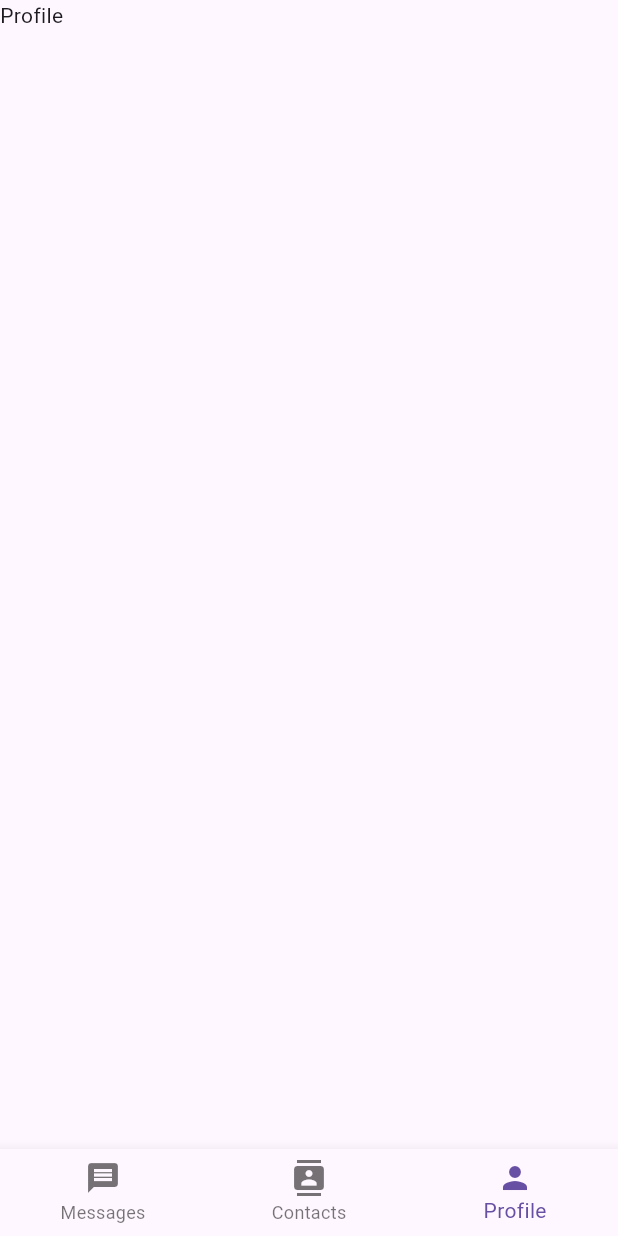
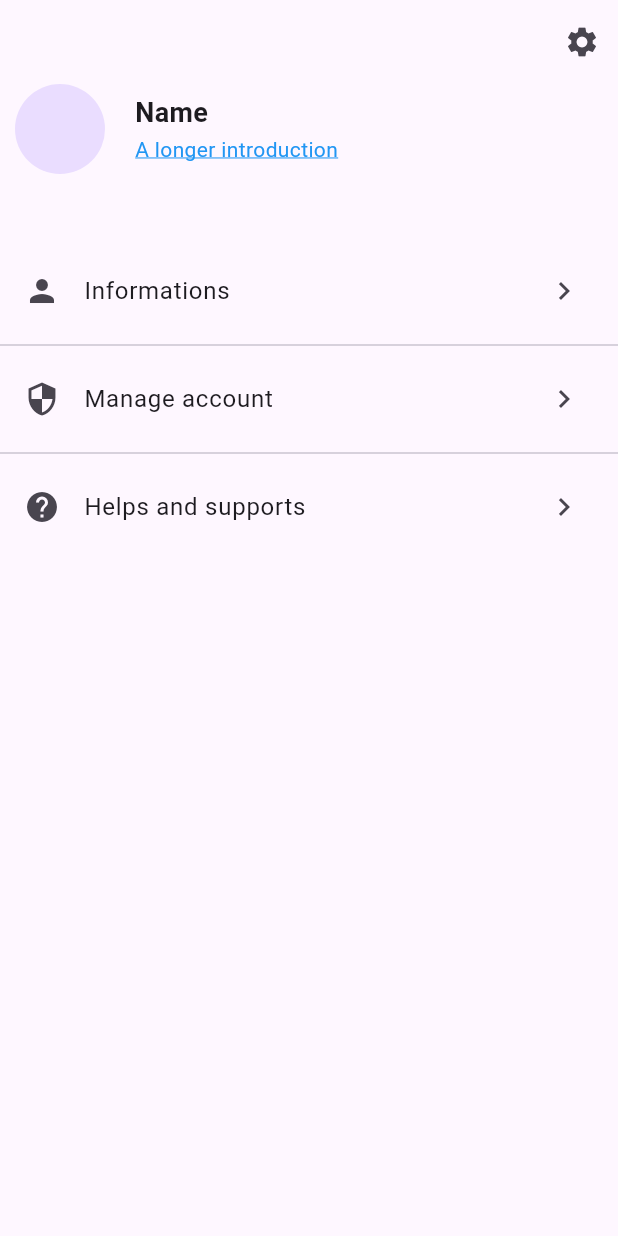
Before and after one commit to GaryXian/Flutter-Real-time-Messaging-and-Video-calls-Application, a Flutter app: the ProfileScreen screen opened by its route, on a phone screen of 412 x 824 dp. Run offline on Flutter 3.47's test engine with Material 3 defaults, Android fonts, the phone set to English and light mode, and no system bars.

Commit message:
some ui and functions added

```diff
--- a/lib/Screens/contacts_screen.dart
+++ /dev/null
@@ -1,45 +0,0 @@
-import 'package:flutter/material.dart';
-import 'package:realtime_message_and_video_call_application/Screens/profile_screen.dart';
-
-class ContactsScreen extends StatefulWidget {
-  const ContactsScreen({super.key});
-
-  @override
-  State<ContactsScreen> createState() => _ContactsScreenState();
-}
-
-class _ContactsScreenState extends State<ContactsScreen> {
-  @override
-  Widget build(BuildContext context) {
-    return Scaffold(
-      appBar: AppBar(
-        title: Text('Contacts'),
-        automaticallyImplyLeading: false,
-      ),
-
-      body: SingleChildScrollView(
-        child: Column(
-          children: [
-            Text('Contacts')
-          ],
-        ),
-      ),
-
-      bottomNavigationBar: BottomNavigationBar(
-        currentIndex: 1,
-        onTap: (idx) async {
-          if (idx == 0) {
-            Navigator.popUntil(context, ModalRoute.withName('/'));
-          } else if (idx == 2) {
-            Navigator.pushNamed(context, '/profile');
-          }
-        },
-        items: [
-          BottomNavigationBarItem(icon: Icon(Icons.message), label: 'Messages'),
-          BottomNavigationBarItem(icon: Icon(Icons.contacts), label: 'Contacts'),
-          BottomNavigationBarItem(icon: Icon(Icons.person), label: 'Profile'),
-        ],
-      ),
-    );
-  }
-}
--- a/lib/Screens/home_screen.dart
+++ /dev/null
@@ -1,40 +0,0 @@
-import 'package:flutter/material.dart';
-import 'package:realtime_message_and_video_call_application/Screens/contacts_screen.dart';
-import 'package:realtime_message_and_video_call_application/Screens/profile_screen.dart';
-
-class HomePage extends StatefulWidget {
-  const HomePage({super.key});
-
-  @override
-  State<HomePage> createState() => _HomePageState();
-}
-
-class _HomePageState extends State<HomePage> {
-  int index = 0;
-
-  @override
-  Widget build(BuildContext context) {
-    return Scaffold(
-      appBar: AppBar(title: Text('Messages'),),
-
-      body: ListView(
-      ),
-
-      bottomNavigationBar: BottomNavigationBar(
-        currentIndex: index,
-        onTap: (idx) {
-          if (idx == 1) {
-            Navigator.pushNamed(context, '/contacts');
-          } else if (idx == 2) {
-            Navigator.pushNamed(context, '/profile');
-          }
-        },
-        items: [
-          BottomNavigationBarItem(icon: Icon(Icons.message), label: 'Messages'),
-          BottomNavigationBarItem(icon: Icon(Icons.contacts), label: 'Contacts'),
-          BottomNavigationBarItem(icon: Icon(Icons.person), label: 'Profile'),
-        ],
-      ),
-    );
-  }
-}
--- a/lib/Screens/profile_screen.dart
+++ /dev/null
@@ -1,39 +0,0 @@
-import 'package:flutter/material.dart';
-
-class ProfileScreen extends StatefulWidget {
-  const ProfileScreen({super.key});
-
-  @override
-  State<ProfileScreen> createState() => _ProfileScreenState();
-}
-
-class _ProfileScreenState extends State<ProfileScreen> {
-  @override
-  Widget build(BuildContext context) {
-    return Scaffold(
-      body: SingleChildScrollView(
-        child: Column(
-          children: [
-            Text('Profile')
-          ],
-        ),
-      ),
-
-      bottomNavigationBar: BottomNavigationBar(
-        currentIndex: 2,
-        onTap: (idx) {
-          if (idx == 0) {
-            Navigator.popUntil(context, ModalRoute.withName('/'));
-          } else if (idx == 1) {
-            Navigator.pushNamed(context, '/contacts');
-          }
-        },
-        items: [
-          BottomNavigationBarItem(icon: Icon(Icons.message), label: 'Messages'),
-          BottomNavigationBarItem(icon: Icon(Icons.contacts), label: 'Contacts'),
-          BottomNavigationBarItem(icon: Icon(Icons.person), label: 'Profile'),
-        ],
-      ),
-    );
-  }
-}
--- /dev/null
+++ b/lib/main_screens/profile_screen.dart
@@ -0,0 +1,102 @@
+import 'package:flutter/material.dart';
+
+class ProfileScreen extends StatefulWidget {
+  const ProfileScreen({super.key});
+
+  @override
+  State<ProfileScreen> createState() => _ProfileScreenState();
+}
+
+class _ProfileScreenState extends State<ProfileScreen> {
+  @override
+  Widget build(BuildContext context) {
+    return Scaffold(
+      appBar: AppBar(
+        elevation: 0,
+        automaticallyImplyLeading: false,
+        actions: [
+          IconButton(
+            onPressed: () {
+              Navigator.pushNamed(context, '/settings');
+            },
+            icon: Icon(Icons.settings))
+        ],
+      ),
+
+      body: ListView(
+        children: [
+          Column(
+            children: [
+              Row(
+                mainAxisAlignment: MainAxisAlignment.start,
+                children: [
+                  SizedBox(width: 10,),
+                  CircleAvatar(
+                    radius: 30,
+                    //backgroundImage: NetworkImage(url),
+                  ),
+                  SizedBox(width: 20,),
+                  Column(
+                    mainAxisAlignment: MainAxisAlignment.start,
+                    crossAxisAlignment: CrossAxisAlignment.start,
+                    children: [
+                      Row(
+                        children: [
+                          Text(
+                            'Name',
+                            style: TextStyle(
+                              fontSize: 18,
+                              fontWeight: FontWeight.bold,
+                            ),
+                          ),
+                        ],
+                      ),
+                      SizedBox(height: 1,),
+                      InkWell(
+                        onTap: () {
+                        },
+                        child: Row(
+                          children: [
+                            Text(
+                              'A longer introduction',
+                              style: TextStyle(
+                                color: Colors.blue,
+                                decoration: TextDecoration.underline,
+                                decorationColor: Colors.blue
+                              )
+                            ),
+                          ],
+                        ),
+                      ),
+                    ],
+                  ),
+                ],
+              ),
+              SizedBox(height: 50,),
+            ],
+          ),
+          ListTile(
+            leading: Icon(Icons.person),
+            title: Text('Informations'),
+            trailing: Icon(Icons.chevron_right),
+            onTap: () {},
+          ),
+          Divider(),
+          ListTile(
+            leading: Icon(Icons.security),
+            title: Text('Manage account'),
+            trailing: Icon(Icons.chevron_right),
+            onTap: () {},
+          ),
+          Divider(),
+          ListTile(
+            leading: Icon(Icons.help),
+            title: Text('Helps and supports'),
+            trailing: Icon(Icons.chevron_right),
+            onTap: () {},
+          ),
+        ],
+      ),
+    );
+  }
+}
--- /dev/null
+++ b/lib/widgets/change_theme.dart
@@ -0,0 +1,25 @@
+import 'package:flutter/material.dart';
+import 'package:realtime_message_and_video_call_application/widgets/themes.dart';
+
+class ThemeProvider with ChangeNotifier {
+  ThemeData _themeData = lightMode;
+
+  ThemeData get themeData => _themeData;
+
+  set themeData(ThemeData themeData) {
+    _themeData = themeData;
+    notifyListeners();
+  }
+
+  bool isDarkMode = false;
+
+  void toggleTheme() {
+    if(_themeData == lightMode) {
+      themeData = darkMode;
+      isDarkMode = true;
+    } else {
+      themeData = lightMode;
+      isDarkMode = false;
+    }
+  }
+}
--- /dev/null
+++ b/lib/widgets/themes.dart
@@ -0,0 +1,9 @@
+import 'package:flutter/material.dart';
+
+ThemeData lightMode = ThemeData(
+  brightness: Brightness.light
+);
+
+ThemeData darkMode = ThemeData(
+  brightness: Brightness.dark
+);
--- a/pubspec.yaml
+++ b/pubspec.yaml
@@ -34,6 +34,7 @@ dependencies:
   # The following adds the Cupertino Icons font to your application.
   # Use with the CupertinoIcons class for iOS style icons.
   cupertino_icons: ^1.0.8
+  provider: ^6.1.5
 
 dev_dependencies:
   flutter_test:
```
Also changed, not shown: lib/authentication_screens/login_screen.dart (added, +64 -0 lines), lib/home/home.dart (added, +44 -0 lines), lib/main.dart (+22 -6 lines), lib/main_screens/friends_screen.dart (added, +29 -0 lines), lib/main_screens/messages_screen.dart (added, +26 -0 lines), lib/sub_screens/informations_screen.dart (added, +44 -0 lines), lib/sub_screens/settings_screen.dart (added, +41 -0 lines), pubspec.lock.
